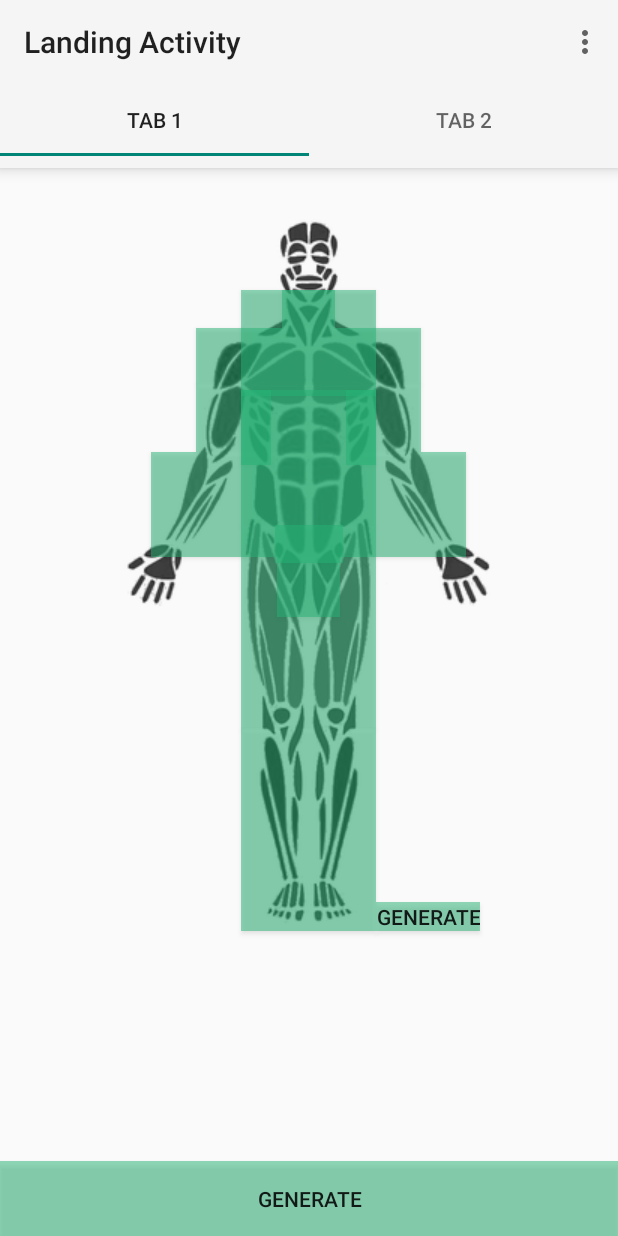
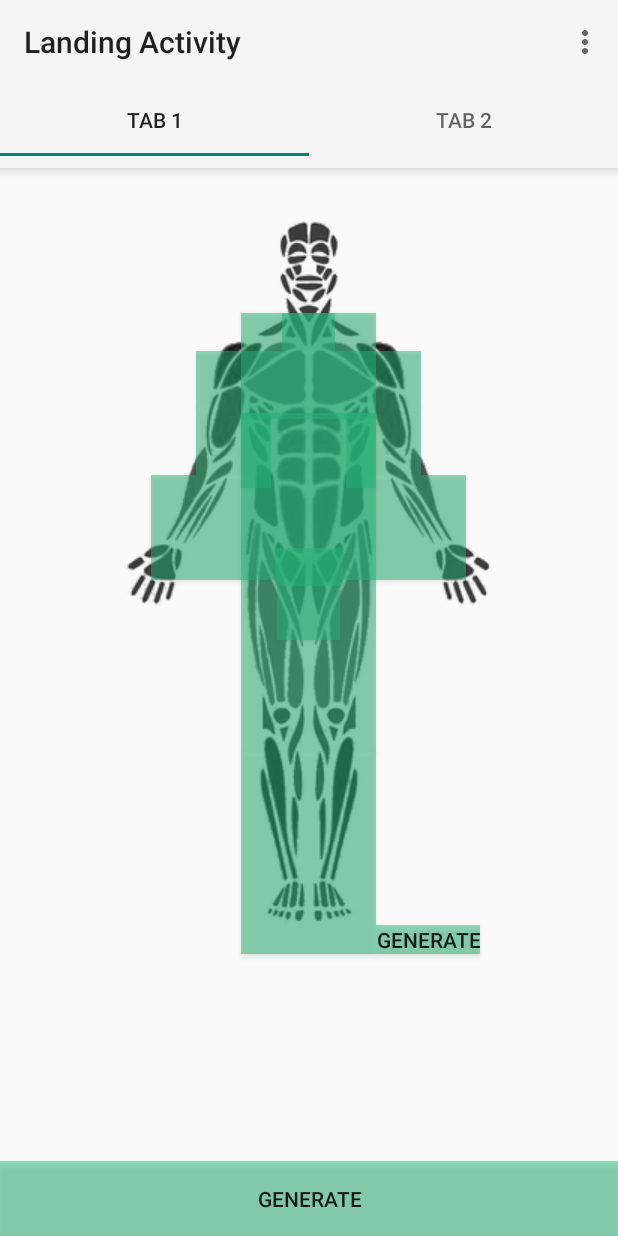
Before and after one commit to Jyrmi/workout_randomizer, an Android app: the FrontFragment screen opened directly, with no data from a screen before it, on a phone screen of 412 x 824 dp. Run offline under Robolectric (Android 15) with nearby library versions, the phone set to English and light mode, and no system bars.

Commit message:
no big changes

```diff
--- a/app/src/main/res/layout/front_fragment.xml
+++ b/app/src/main/res/layout/front_fragment.xml
@@ -58,7 +58,7 @@
         android:layout_width="90dp"
         android:layout_height="90dp"
         android:gravity="center_vertical"
-        android:layout_marginTop="140dp"
+        android:layout_marginTop="155dp"
         android:layout_alignParentTop="true"
         android:layout_alignStart="@+id/button_chest" />
 
```
